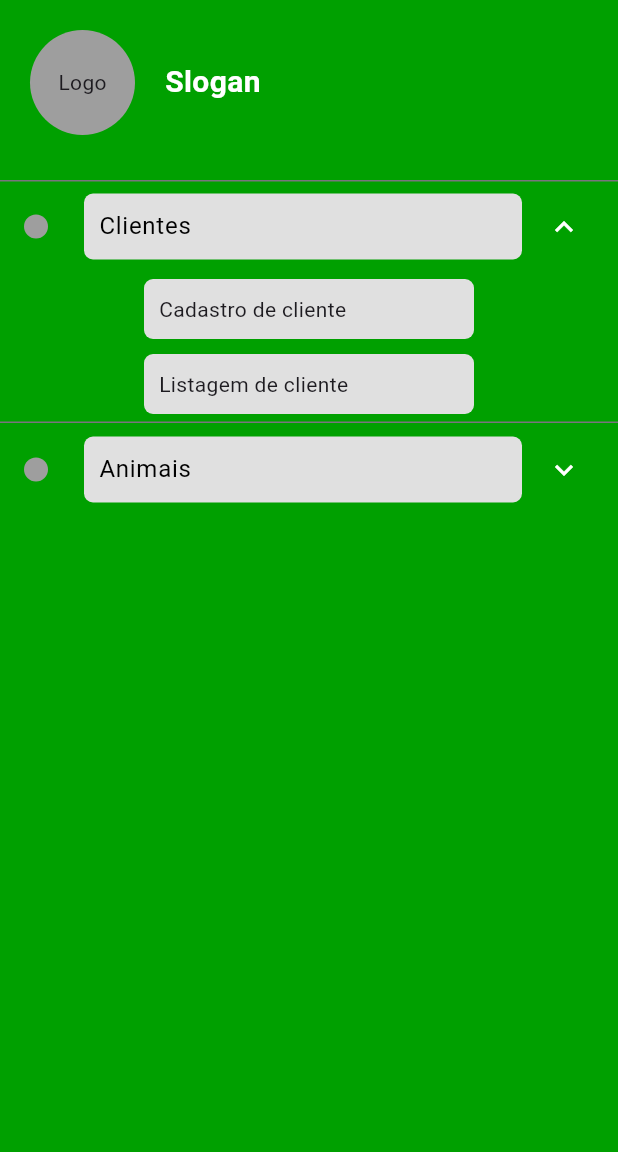
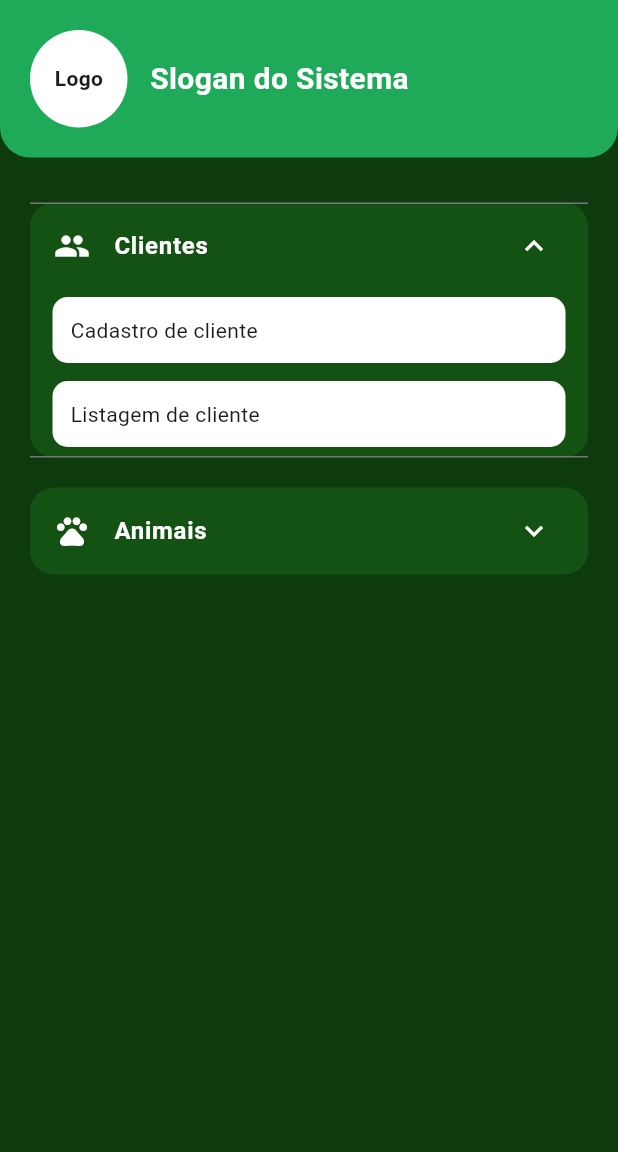
Before and after one commit to Muniz-Fer314159/CAC_Vet, a Flutter app: the HomePage widget shown alone on an empty page, opened directly, after a tap on "Clientes", on a phone screen of 412 x 824 dp, the part 84-1236 px from its top. Run offline on Flutter 3.47's test engine with Material 3 defaults, Android fonts, the phone set to English and light mode, and no system bars.

Commit message:
Estilização da home e do menu lateral

```diff
--- a/lib/screens/home_page.dart
+++ b/lib/screens/home_page.dart
@@ -8,116 +8,119 @@ class HomePage extends StatelessWidget {
   Widget build(BuildContext context) {
     return MainLayout(
       child: Container(
-        width: double.infinity,
-        color: const Color(0xFF00A000), // verde claro do layout
+        color: const Color(0xFF0D3B0D), // verde escuro
         child: Column(
           children: [
-            const SizedBox(height: 20),
-
             _topo(),
-
             const SizedBox(height: 30),
-
-            // MENU PRINCIPAL
-            _menuPrincipal(),
-
-            const Spacer(),
+            Expanded(child: _menuPrincipal()),
           ],
         ),
       ),
     );
   }
 
+  // 🔹 TOPO ESTILIZADO
   Widget _topo() {
     return Container(
-      padding: const EdgeInsets.symmetric(horizontal: 20),
+      width: double.infinity,
+      padding: const EdgeInsets.symmetric(horizontal: 20, vertical: 20),
+      decoration: const BoxDecoration(
+        color: Color(0xFF1FAA59), // verde mais claro
+        borderRadius: BorderRadius.only(
+          bottomLeft: Radius.circular(20),
+          bottomRight: Radius.circular(20),
+        ),
+      ),
       child: Row(
         children: [
           Container(
-            width: 70,
-            height: 70,
+            width: 65,
+            height: 65,
             decoration: const BoxDecoration(
               shape: BoxShape.circle,
-              color: Colors.grey,
+              color: Colors.white,
             ),
             alignment: Alignment.center,
-            child: const Text("Logo"),
+            child: const Text(
+              "Logo",
+              style: TextStyle(fontWeight: FontWeight.bold),
+            ),
           ),
-
-          const SizedBox(width: 20),
-
+          const SizedBox(width: 15),
           const Text(
-            "Slogan",
+            "Slogan do Sistema",
             style: TextStyle(
               fontSize: 20,
+              fontWeight: FontWeight.bold,
               color: Colors.white,
-              fontWeight: FontWeight.bold,
             ),
+          )
+        ],
+      ),
+    );
+  }
+
+  // 🔹 MENU PRINCIPAL
+  Widget _menuPrincipal() {
+    return Padding(
+      padding: const EdgeInsets.symmetric(horizontal: 20),
+      child: Column(
+        children: [
+          _cardExpansivel(
+            titulo: "Clientes",
+            icone: Icons.people,
+            itens: ["Cadastro de cliente", "Listagem de cliente"],
+          ),
+          const SizedBox(height: 20),
+          _cardExpansivel(
+            titulo: "Animais",
+            icone: Icons.pets,
+            itens: ["Cadastro de animais", "Listagem de animais"],
           ),
         ],
       ),
     );
   }
 
-  // 🔹 MENU PRINCIPAL (Clientes / Animais)
-  Widget _menuPrincipal() {
-    return Column(
-      children: [
-        ExpansionTile(
-          iconColor: Colors.white,
-          collapsedIconColor: Colors.white,
-          leading: const CircleAvatar(
-            radius: 8,
-            backgroundColor: Colors.grey,
+  // 🔹 CARD EXPANSÍVEL (ESTILO MODERNO)
+  Widget _cardExpansivel({
+    required String titulo,
+    required IconData icone,
+    required List<String> itens,
+  }) {
+    return Container(
+      decoration: BoxDecoration(
+        color: const Color(0xFF145214),
+        borderRadius: BorderRadius.circular(16),
+      ),
+      child: ExpansionTile(
+        collapsedIconColor: Colors.white,
+        iconColor: Colors.white,
+        leading: Icon(icone, color: Colors.white),
+        title: Text(
+          titulo,
+          style: const TextStyle(
+            color: Colors.white,
+            fontSize: 16,
+            fontWeight: FontWeight.bold,
           ),
-          title: _botaoPrincipal("Clientes"),
-          children: [
-            _subItem("Cadastro de cliente"),
-            _subItem("Listagem de cliente"),
-          ],
         ),
-
-        // ANIMAIS
-        ExpansionTile(
-          iconColor: Colors.white,
-          collapsedIconColor: Colors.white,
-          leading: const CircleAvatar(
-            radius: 8,
-            backgroundColor: Colors.grey,
-          ),
-          title: _botaoPrincipal("Animais"),
-          children: [
-            _subItem("Cadastro de animais"),
-            _subItem("Listagem de animais"),
-          ],
-        ),
-      ],
-    );
-  }
-
-  Widget _botaoPrincipal(String texto) {
-    return Container(
-      padding: const EdgeInsets.symmetric(vertical: 10, horizontal: 10),
-      decoration: BoxDecoration(
-        color: Colors.grey[300],
-        borderRadius: BorderRadius.circular(6),
-      ),
-      child: Text(
-        texto,
-        style: const TextStyle(color: Colors.black),
+        children: itens.map((item) => _subItem(item)).toList(),
       ),
     );
   }
 
+  // 🔹 SUBITEM
   Widget _subItem(String texto) {
     return Padding(
-      padding: const EdgeInsets.symmetric(vertical: 5),
+      padding: const EdgeInsets.symmetric(horizontal: 15, vertical: 6),
       child: Container(
-        width: 220,
-        padding: const EdgeInsets.all(10),
+        width: double.infinity,
+        padding: const EdgeInsets.all(12),
         decoration: BoxDecoration(
-          color: Colors.grey[300],
-          borderRadius: BorderRadius.circular(6),
+          color: Colors.white,
+          borderRadius: BorderRadius.circular(10),
         ),
         child: Text(texto),
       ),
--- a/lib/widgets/side_menu.dart
+++ b/lib/widgets/side_menu.dart
@@ -1,3 +1,4 @@
+import 'package:anchieta_flutter_todo/screens/login_page.dart';
 import 'package:flutter/material.dart';
 
 class MenuLateral extends StatelessWidget {
@@ -7,56 +8,42 @@ class MenuLateral extends StatelessWidget {
   Widget build(BuildContext context) {
     return Drawer(
       child: Container(
-        color: const Color(0xFF003B00),
+        color: const Color(0xFF0D3B0D),
         child: Column(
           children: [
-            const SizedBox(height: 40),
+            _header(),
 
-            // LOGO
-            Center(
-              child: Container(
-                width: 80,
-                height: 80,
-                decoration: const BoxDecoration(
-                  shape: BoxShape.circle,
-                  color: Colors.grey,
-                ),
-                alignment: Alignment.center,
-                child: const Text("Logo"),
-              ),
-            ),
+            _item(context, Icons.home, "Home", () {}),
 
-            const SizedBox(height: 30),
-
-            // HOME
-            _botaoPrincipal(context, "Home", () {}),
-
-            // CLIENTES (expansível)
-            ExpansionTile(
-              iconColor: Colors.white,
-              collapsedIconColor: Colors.white,
-              title: _tituloPrincipal("Clientes"),
-              children: [
-                _subItem(context, "Cadastro de cliente", () {}),
-                _subItem(context, "Listagem de cliente", () {}),
+            _expansivel(
+              context,
+              "Clientes",
+              Icons.people,
+              [
+                "Cadastro de cliente",
+                "Listagem de cliente",
               ],
             ),
 
-
-            ExpansionTile(
-              iconColor: Colors.white,
-              collapsedIconColor: Colors.white,
-              title: _tituloPrincipal("Animais"),
-              children: [
-                _subItem(context, "Cadastro de animais", () {}),
-                _subItem(context, "Listagem de animais", () {}),
+            _expansivel(
+              context,
+              "Animais",
+              Icons.pets,
+              [
+                "Cadastro de animais",
+                "Listagem de animais",
               ],
             ),
 
             const Spacer(),
 
-            // LOGOUT
-            _botaoPrincipal(context, "Logout", () {}),
+            _item(context, Icons.logout, "Logout", () {
+              Navigator.pushAndRemoveUntil(
+                context,
+                MaterialPageRoute(builder: (_) =>const LoginPage()),
+                (route) => false,
+                );
+            }),
 
             const SizedBox(height: 20),
           ],
@@ -65,63 +52,89 @@ class MenuLateral extends StatelessWidget {
     );
   }
 
-  Widget _botaoPrincipal(
-    BuildContext context,
-    String title,
-    VoidCallback onTap,
-  ) {
-    return Padding(
-      padding: const EdgeInsets.symmetric(horizontal: 16, vertical: 8),
-      child: SizedBox(
-        width: double.infinity,
-        child: ElevatedButton(
-          onPressed: () {
-            Navigator.pop(context);
-            onTap();
-          },
-          style: ElevatedButton.styleFrom(
-            backgroundColor: Colors.grey[300],
+  Widget _header() {
+    return Container(
+      width: double.infinity,
+      padding: const EdgeInsets.all(20),
+      decoration: const BoxDecoration(
+        color: Color(0xFF1FAA59),
+        borderRadius: BorderRadius.only(
+          bottomLeft: Radius.circular(20),
+          bottomRight: Radius.circular(20),
+        ),
+      ),
+      child: Row(
+        children: [
+          Container(
+            width: 50,
+            height: 50,
+            decoration: const BoxDecoration(
+              shape: BoxShape.circle,
+              color: Colors.white,
+            ),
+            alignment: Alignment.center,
+            child: const Text("Logo"),
           ),
-          child: Text(title, style: const TextStyle(color: Colors.black)),
-        ),
+          const SizedBox(width: 12),
+          const Text(
+            "Sistema",
+            style: TextStyle(
+              color: Colors.white,
+              fontWeight: FontWeight.bold,
+              fontSize: 16,
+            ),
+          )
+        ],
       ),
     );
   }
 
-  Widget _tituloPrincipal(String title) {
-    return Container(
-      padding: const EdgeInsets.symmetric(vertical: 10, horizontal: 10),
-      decoration: BoxDecoration(
-        color: Colors.grey[300],
-        borderRadius: BorderRadius.circular(6),
+  Widget _item(
+    BuildContext context,
+    IconData icon,
+    String title,
+    VoidCallback onTap,
+  ) {
+    return ListTile(
+      leading: Icon(icon, color: Colors.white),
+      title: Text(
+        title,
+        style: const TextStyle(color: Colors.white),
       ),
-      child: Text(
-        title,
-        style: const TextStyle(color: Colors.black),
-      ),
+      onTap: () {
+        Navigator.pop(context); // fecha o drawer
+        Future.microtask(onTap); // evita bug de navegação
+      },
     );
   }
 
-  Widget _subItem(
+  Widget _expansivel(
     BuildContext context,
-    String title,
-    VoidCallback onTap,
+    String titulo,
+    IconData icon,
+    List<String> itens,
   ) {
-    return Padding(
-      padding: const EdgeInsets.symmetric(horizontal: 30, vertical: 5),
-      child: SizedBox(
-        width: double.infinity,
-        child: ElevatedButton(
-          onPressed: () {
+    return ExpansionTile(
+      collapsedIconColor: Colors.white,
+      iconColor: Colors.white,
+      leading: Icon(icon, color: Colors.white),
+      title: Text(
+        titulo,
+        style: const TextStyle(color: Colors.white),
+      ),
+      children: itens.map((texto) {
+        return ListTile(
+          title: Text(
+            texto,
+            style: const TextStyle(color: Colors.white70),
+          ),
+          onTap: () {
             Navigator.pop(context);
-            onTap();
+
+            // depois liga navegação
           },
-          style: ElevatedButton.styleFrom(
-            backgroundColor: Colors.grey[400],
-          ),
-          child: Text(title, style: const TextStyle(color: Colors.black)),
-        ),
-      ),
+        );
+      }).toList(),
     );
   }
 }
```
